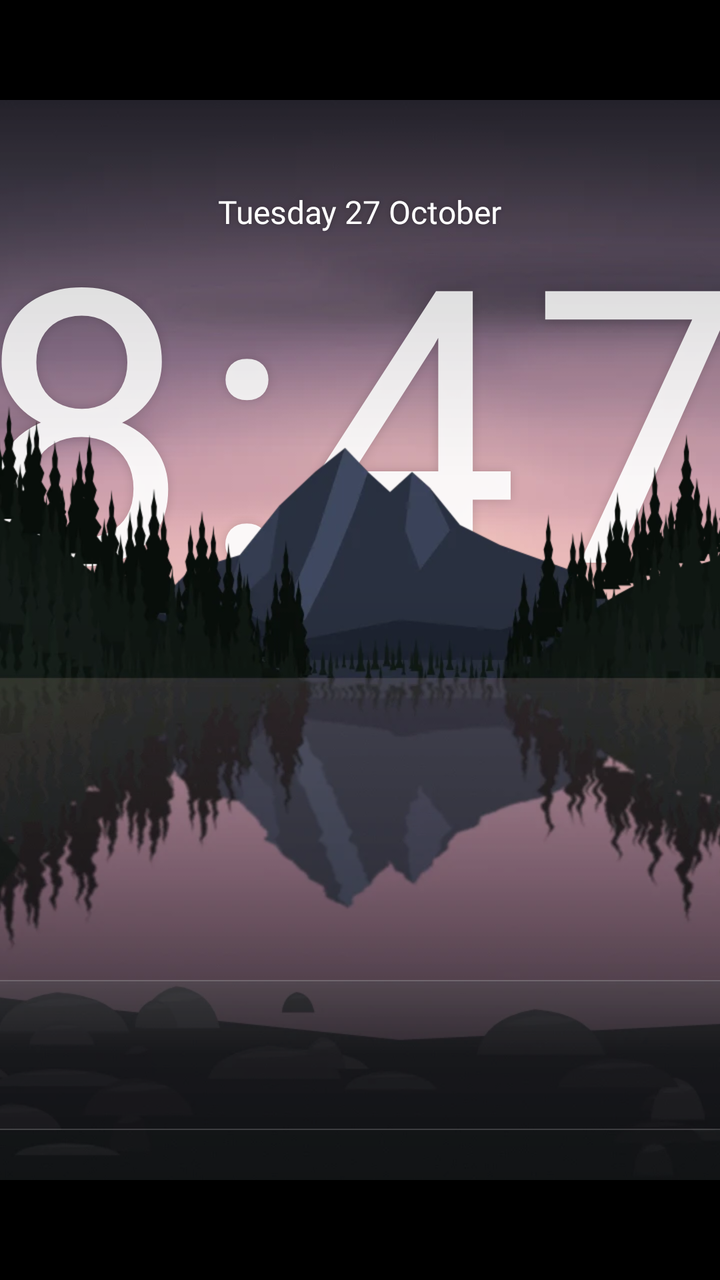
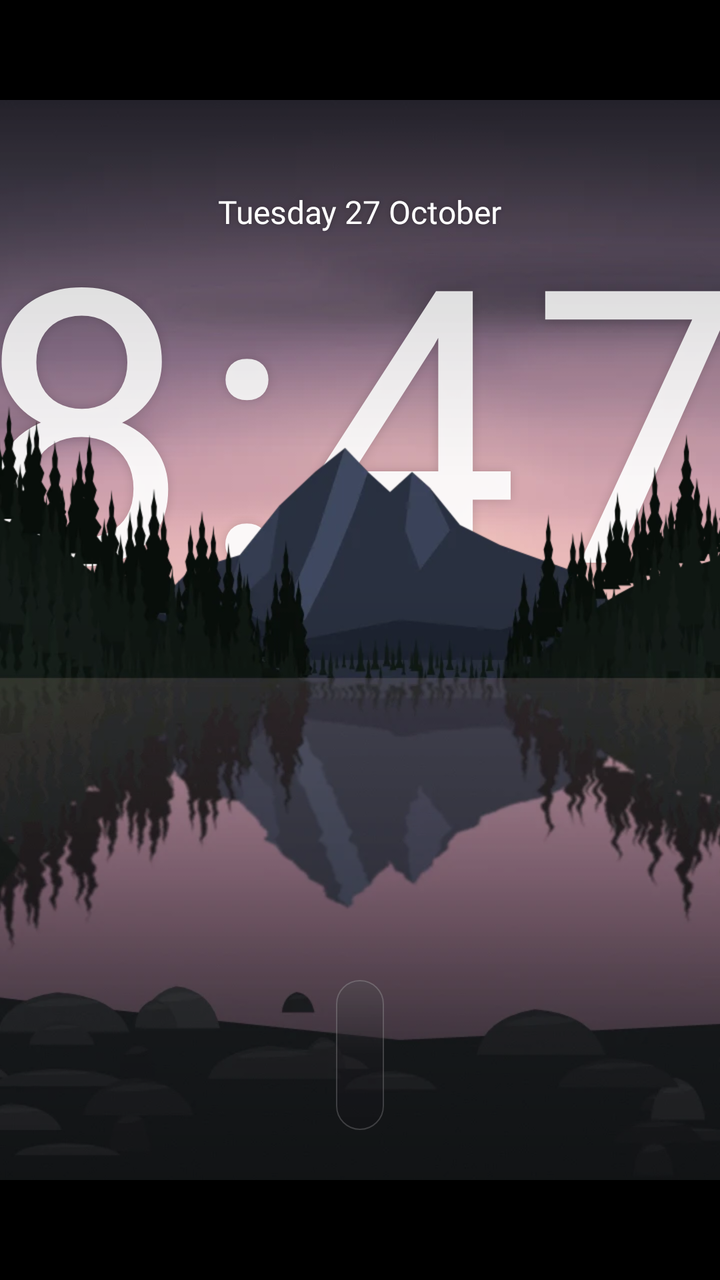

Screens rendered from an Android XML layout before and after an edit, with the pre-edit source and the edit as a unified diff.
<!-- AndroidManifest.xml: activity theme Theme.MinimalLauncher -->
<!-- res/layout/activity_main.xml -->
<?xml version="1.0" encoding="utf-8"?>
<FrameLayout xmlns:android="http://schemas.android.com/apk/res/android"
    android:id="@+id/root"
    android:layout_width="match_parent"
    android:layout_height="match_parent"
    android:background="#000000"
    android:clipChildren="false">

    <FrameLayout
        android:id="@+id/stage"
        android:layout_width="960dp"
        android:layout_height="540dp"
        android:layout_gravity="center"
        android:clipChildren="false"
        android:clipToPadding="false">

        <FrameLayout
            android:id="@+id/scenery"
            android:layout_width="match_parent"
            android:layout_height="match_parent">

            
            <ImageView
                android:id="@+id/wallpaperBack"
                android:layout_width="match_parent"
                android:layout_height="match_parent"
                android:scaleType="centerCrop"
                android:src="@drawable/wallpaper_back"
                android:contentDescription="@null" />

            
            <FrameLayout
                android:id="@+id/photoLayer"
                android:layout_width="match_parent"
                android:layout_height="match_parent">

                <ImageView
                    android:id="@+id/photoA"
                    android:layout_width="match_parent"
                    android:layout_height="match_parent"
                    android:alpha="0"
                    android:scaleType="centerCrop"
                    android:contentDescription="@null" />

                <ImageView
                    android:id="@+id/photoB"
                    android:layout_width="match_parent"
                    android:layout_height="match_parent"
                    android:alpha="0"
                    android:scaleType="centerCrop"
                    android:contentDescription="@null" />
            </FrameLayout>

            
            <TextView
                android:id="@+id/clockText"
                android:layout_width="wrap_content"
                android:layout_height="wrap_content"
                android:layout_gravity="top|center_horizontal"
                android:layout_marginTop="54dp"
                android:includeFontPadding="false"
                android:letterSpacing="0.03"
                android:textColor="#EDFFFFFF"
                android:textSize="191dp"
                android:shadowColor="#26000000"
                android:shadowRadius="12"
                android:text="8:47" />

            
            <FrameLayout
                android:id="@+id/frontLayer"
                android:layout_width="match_parent"
                android:layout_height="match_parent">

                <ImageView
                    android:id="@+id/frontA"
                    android:layout_width="match_parent"
                    android:layout_height="match_parent"
                    android:alpha="0"
                    android:scaleType="centerCrop"
                    android:contentDescription="@null" />

                <ImageView
                    android:id="@+id/frontB"
                    android:layout_width="match_parent"
                    android:layout_height="match_parent"
                    android:alpha="0"
                    android:scaleType="centerCrop"
                    android:contentDescription="@null" />
            </FrameLayout>

            <ImageView
                android:id="@+id/wallpaperFront"
                android:layout_width="match_parent"
                android:layout_height="match_parent"
                android:scaleType="centerCrop"
                android:src="@drawable/wallpaper_front"
                android:contentDescription="@null" />
        </FrameLayout>

        
        <View
            android:id="@+id/ambientShade"
            android:layout_width="match_parent"
            android:layout_height="match_parent"
            android:alpha="0"
            android:background="#000000" />

        <View
            android:layout_width="match_parent"
            android:layout_height="300dp"
            android:layout_gravity="bottom"
            android:background="@drawable/bottom_scrim" />

        
        <View
            android:layout_width="match_parent"
            android:layout_height="190dp"
            android:layout_gravity="top"
            android:background="@drawable/top_scrim" />

        
        <View
            android:id="@+id/nightOverlay"
            android:layout_width="match_parent"
            android:layout_height="match_parent"
            android:alpha="0"
            android:background="#000000"
            android:visibility="gone" />

        
        <View
            android:id="@+id/railScrim"
            android:layout_width="match_parent"
            android:layout_height="match_parent"
            android:alpha="0"
            android:background="#99000000" />

        <FrameLayout
            android:id="@+id/ui"
            android:layout_width="match_parent"
            android:layout_height="1100dp"
            android:clipChildren="false"
            android:clipToPadding="false">

            
            <LinearLayout
                android:id="@+id/profileSwitch"
                android:layout_width="wrap_content"
                android:layout_height="25dp"
                android:layout_marginStart="39dp"
                android:layout_marginTop="30dp"
                android:background="@drawable/glass_capsule_bg"
                android:gravity="center_vertical"
                android:orientation="horizontal"
                android:padding="2dp" />

            
            <LinearLayout
                android:id="@+id/widgetLeft"
                android:layout_width="220dp"
                android:layout_height="wrap_content"
                android:layout_marginStart="42dp"
                android:layout_marginTop="78dp"
                android:clipChildren="false"
                android:orientation="vertical" />

            
            <TextView
                android:id="@+id/dateText"
                android:layout_width="wrap_content"
                android:layout_height="wrap_content"
                android:layout_gravity="top|center_horizontal"
                android:layout_marginTop="47dp"
                android:fontFamily="@font/inter_medium"
                android:includeFontPadding="false"
                android:shadowColor="#40000000"
                android:shadowRadius="6"
                android:textColor="#FFFFFFFF"
                android:textSize="16dp"
                android:text="Tuesday 27 October" />

            
            <LinearLayout
                android:id="@+id/topRight"
                android:layout_width="wrap_content"
                android:layout_height="43dp"
                android:layout_gravity="top|end"
                android:layout_marginTop="30dp"
                android:layout_marginEnd="42dp"
                android:clipChildren="false"
                android:gravity="center_vertical"
                android:orientation="horizontal">

                <LinearLayout
                    android:id="@+id/deviceRow"
                    android:layout_width="wrap_content"
                    android:layout_height="wrap_content"
                    android:clipChildren="false"
                    android:gravity="center_vertical"
                    android:orientation="horizontal" />

                <FrameLayout
                    android:id="@+id/quickSettingsButton"
                    android:layout_width="43dp"
                    android:layout_height="43dp"
                    android:layout_marginEnd="10dp"
                    android:background="@drawable/glass_circle_bg"
                    android:contentDescription="Control Centre"
                    android:focusable="true"
                    android:focusableInTouchMode="false">

                    <ImageView
                        android:layout_width="19dp"
                        android:layout_height="19dp"
                        android:layout_gravity="center"
                        android:duplicateParentState="true"
                        android:src="@drawable/ic_lucide_toggle"
                        android:tint="@color/icon_on_glass"
                        android:contentDescription="@null" />
                </FrameLayout>

                <FrameLayout
                    android:id="@+id/cinemaButton"
                    android:layout_width="43dp"
                    android:layout_height="43dp"
                    android:layout_marginEnd="10dp"
                    android:background="@drawable/glass_circle_bg"
                    android:contentDescription="Cinema mode"
                    android:focusable="true"
                    android:focusableInTouchMode="false">

                    <ImageView
                        android:layout_width="18dp"
                        android:layout_height="18dp"
                        android:layout_gravity="center"
                        android:duplicateParentState="true"
                        android:src="@drawable/ic_lucide_film"
                        android:tint="@color/icon_on_glass"
                        android:contentDescription="@null" />
                </FrameLayout>

                <FrameLayout
                    android:id="@+id/nightModeButton"
                    android:layout_width="43dp"
                    android:layout_height="43dp"
                    android:background="@drawable/glass_circle_bg"
                    android:contentDescription="@string/night_mode"
                    android:focusable="true"
                    android:focusableInTouchMode="false">

                    <ImageView
                        android:layout_width="18dp"
                        android:layout_height="18dp"
                        android:layout_gravity="center"
                        android:duplicateParentState="true"
                        android:src="@drawable/ic_lucide_moon"
                        android:tint="@color/icon_on_glass"
                        android:contentDescription="@null" />
                </FrameLayout>
            </LinearLayout>

            
            <LinearLayout
                android:id="@+id/widgetRight"
                android:layout_width="240dp"
                android:layout_height="wrap_content"
                android:layout_gravity="top|end"
                android:layout_marginTop="92dp"
                android:layout_marginEnd="42dp"
                android:clipChildren="false"
                android:gravity="end"
                android:orientation="vertical" />

            
            <TextView
                android:id="@+id/keepWatchingLabel"
                android:layout_width="wrap_content"
                android:layout_height="wrap_content"
                android:layout_marginStart="42dp"
                android:layout_marginTop="322dp"
                android:fontFamily="@font/inter_semibold"
                android:includeFontPadding="false"
                android:shadowColor="#40000000"
                android:shadowRadius="6"
                android:textColor="#FFFFFFFF"
                android:textSize="12dp"
                android:text="@string/keep_watching" />

            <LinearLayout
                android:id="@+id/keepWatchingRow"
                android:layout_width="wrap_content"
                android:layout_height="70dp"
                android:layout_marginStart="42dp"
                android:layout_marginTop="345dp"
                android:clipChildren="false"
                android:gravity="center_vertical"
                android:orientation="horizontal" />

            
            <LinearLayout
                android:id="@+id/dock"
                android:layout_width="837dp"
                android:layout_height="75dp"
                android:layout_gravity="top|center_horizontal"
                android:layout_marginTop="440dp"
                android:background="@drawable/glass_dock_bg"
                android:clipChildren="false"
                android:clipToPadding="false"
                android:gravity="center"
                android:orientation="horizontal" />

            
            <TextView
                android:id="@+id/dockLabel"
                android:layout_width="wrap_content"
                android:layout_height="wrap_content"
                android:layout_marginTop="520dp"
                android:alpha="0"
                android:fontFamily="@font/inter_medium"
                android:includeFontPadding="false"
                android:maxLines="1"
                android:shadowColor="#80000000"
                android:shadowRadius="6"
                android:textColor="#F2FFFFFF"
                android:textSize="11dp" />

            
            <LinearLayout
                android:id="@+id/rails"
                android:layout_width="match_parent"
                android:layout_height="wrap_content"
                android:layout_marginTop="560dp"
                android:clipChildren="false"
                android:clipToPadding="false"
                android:orientation="vertical" />
        </FrameLayout>

        
        <View
            android:id="@+id/idleDim"
            android:layout_width="match_parent"
            android:layout_height="match_parent"
            android:alpha="0"
            android:background="#000000"
            android:visibility="gone" />
    </FrameLayout>
</FrameLayout>
<!-- resources referenced by this layout -->
<resources>
  <!-- drawable bottom_scrim (drawable) -->
  <?xml version="1.0" encoding="utf-8"?>
  <shape xmlns:android="http://schemas.android.com/apk/res/android" android:shape="rectangle">
      <gradient android:angle="270" android:startColor="#00000000" android:endColor="#73000000" />
  </shape>
  <!-- drawable glass_capsule_bg (drawable) -->
  <?xml version="1.0" encoding="utf-8"?>
  <shape xmlns:android="http://schemas.android.com/apk/res/android" android:shape="rectangle">
      <corners android:radius="999dp" />
      <solid android:color="#8C1C1A20" />
      <stroke android:width="0.5dp" android:color="#24FFFFFF" />
  </shape>
  <!-- drawable glass_circle_bg (drawable) -->
  <?xml version="1.0" encoding="utf-8"?>
  <selector xmlns:android="http://schemas.android.com/apk/res/android">
      <item android:state_focused="true">
          <shape android:shape="oval"><solid android:color="#F5FFFFFF" /></shape>
      </item>
      <item android:state_activated="true">
          <shape android:shape="oval"><solid android:color="#5CFFFFFF" /><stroke android:width="0.5dp" android:color="#40FFFFFF" /></shape>
      </item>
      <item>
          <shape android:shape="oval"><solid android:color="#801C1A20" /><stroke android:width="0.5dp" android:color="#24FFFFFF" /></shape>
      </item>
  </selector>
  <!-- drawable ic_lucide_moon (drawable) -->
  <?xml version="1.0" encoding="utf-8"?>
  <vector xmlns:android="http://schemas.android.com/apk/res/android"
      android:width="24dp"
      android:height="24dp"
      android:viewportWidth="512.0"
      android:viewportHeight="512.0">
      <path android:pathData="M264 480A232 232 0 0 1 32 248c0-94 54-178.28 137.61-214.67a16 16 0 0 1 21.06 21.06C181.07 76.43 176 104.66 176 136c0 110.28 89.72 200 200 200 31.34 0 59.57-5.07 81.61-14.67a16 16 0 0 1 21.06 21.06C442.28 426 358 480 264 480" android:fillColor="#FFFFFFFF" />
  </vector>
  <!-- drawable ic_lucide_toggle (drawable) -->
  <?xml version="1.0" encoding="utf-8"?>
  <vector xmlns:android="http://schemas.android.com/apk/res/android"
      android:width="24dp"
      android:height="24dp"
      android:viewportWidth="512.0"
      android:viewportHeight="512.0">
      <path android:pathData="M64 144h226.75a48 48 0 0 0 90.5 0H448a16 16 0 0 0 0-32h-66.75a48 48 0 0 0-90.5 0H64a16 16 0 0 0 0 32M448 368h-66.75a48 48 0 0 0-90.5 0H64a16 16 0 0 0 0 32h226.75a48 48 0 0 0 90.5 0H448a16 16 0 0 0 0-32M448 240H221.25a48 48 0 0 0-90.5 0H64a16 16 0 0 0 0 32h66.75a48 48 0 0 0 90.5 0H448a16 16 0 0 0 0-32" android:fillColor="#FFFFFFFF" />
  </vector>
  <!-- drawable top_scrim (drawable) -->
  <?xml version="1.0" encoding="utf-8"?>
  <shape xmlns:android="http://schemas.android.com/apk/res/android" android:shape="rectangle">
      <gradient android:angle="270" android:startColor="#47000000" android:centerColor="#14000000" android:endColor="#00000000" />
  </shape>
  <string name="keep_watching">Continue Watching</string>
  <string name="night_mode">Night mode</string>
  <style name="Theme.MinimalLauncher" parent="Theme.AppCompat.NoActionBar">
          <item name="android:windowBackground">@color/background_black</item>
          <item name="android:colorBackground">@color/background_black</item>
          <item name="android:navigationBarColor">@color/background_black</item>
          <item name="android:statusBarColor">@color/background_black</item>
      </style>
  <color name="background_black">#000000</color>
  <!-- unchanged entries left out for length: 4 -->
</resources>

<!-- the commit's change to res/layout/activity_main.xml (unified diff, before → after) -->
@@ -139,7 +139,7 @@
         <FrameLayout
             android:id="@+id/ui"
             android:layout_width="match_parent"
-            android:layout_height="1100dp"
+            android:layout_height="2600dp"
             android:clipChildren="false"
             android:clipToPadding="false">
 
@@ -300,8 +300,13 @@
             
             <LinearLayout
                 android:id="@+id/dock"
-                android:layout_width="837dp"
-                android:layout_height="75dp"
+                android:layout_width="wrap_content"
+                android:layout_height="wrap_content"
+                android:paddingStart="12dp"
+                android:paddingEnd="12dp"
+                android:paddingTop="10dp"
+                android:paddingBottom="10dp"
+                android:minHeight="75dp"
                 android:layout_gravity="top|center_horizontal"
                 android:layout_marginTop="440dp"
                 android:background="@drawable/glass_dock_bg"
